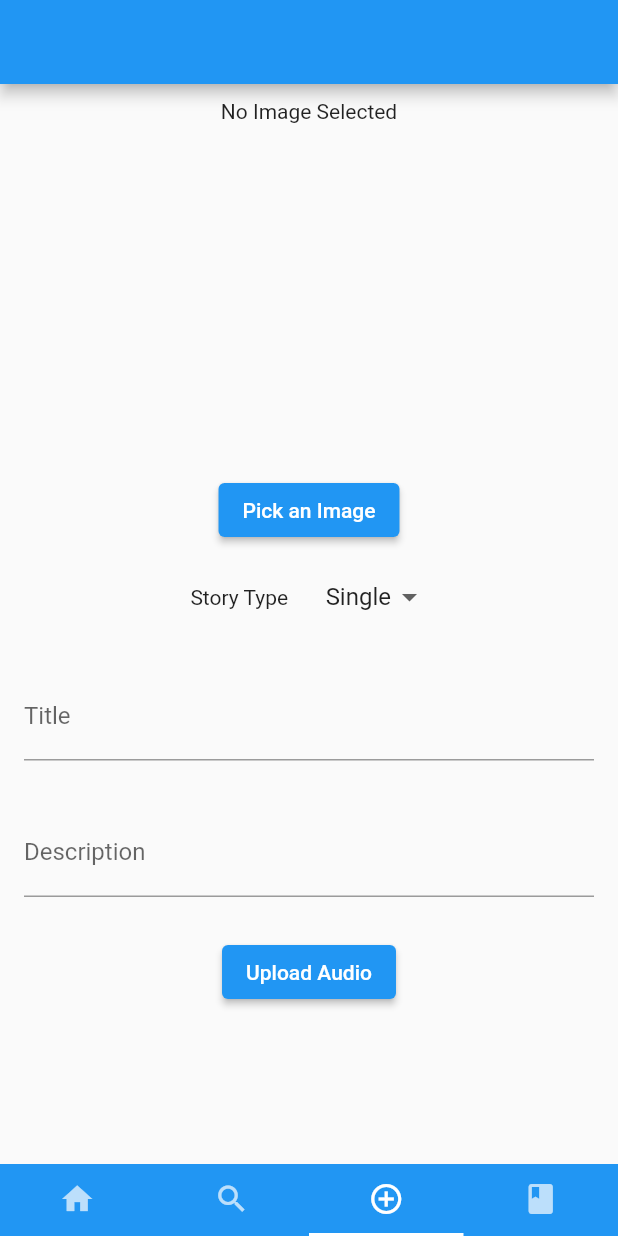
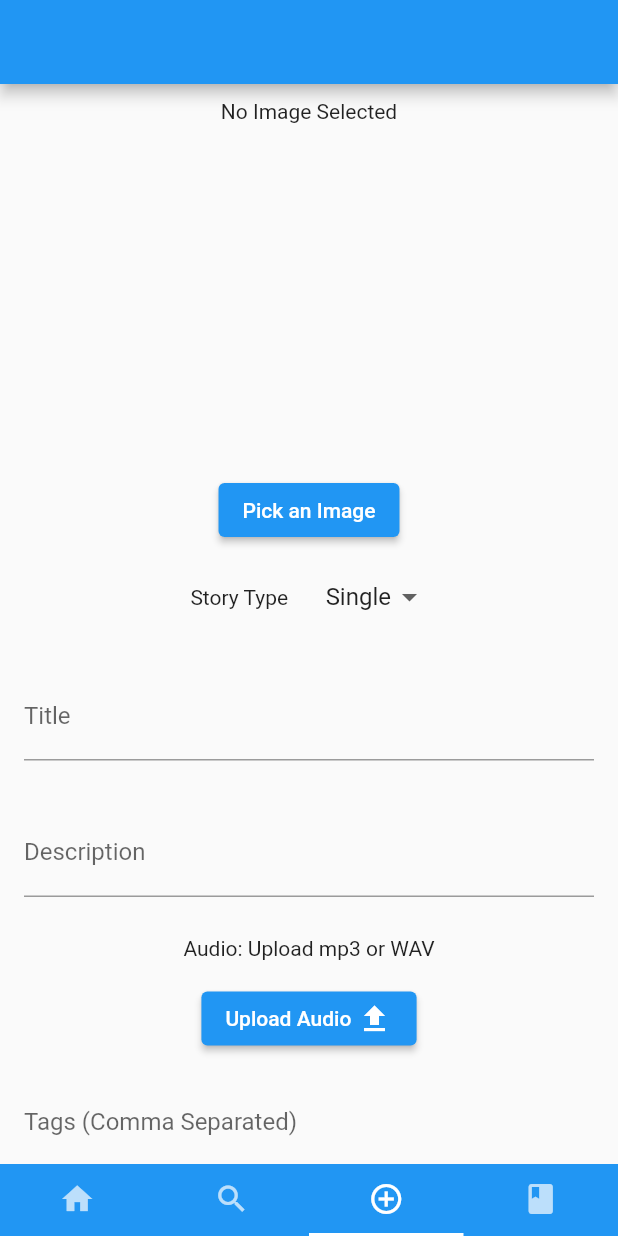
Before and after one commit to StorytellingApp/Audioasis, a Flutter app: the screen it shows once a user with an empty profile is signed in, item 3 of the bottom bar chosen, on a phone screen of 412 x 824 dp. Run offline on Flutter 3.47's test engine with Material 2 defaults, Android fonts, the phone set to English and light mode, and no system bars; our stand-ins replace audioplayers, cloud_firestore, email_validator, file_picker, firebase_auth, firebase_core and 1 more; accounts and stored records are empty.

Commit message:
Further updated upload page

```diff
--- a/lib/upload_pages.dart
+++ b/lib/upload_pages.dart
@@ -34,11 +34,13 @@ class _UploadTabPageState extends State<UploadTabPage> {
   final singleFormKey = GlobalKey<FormState>();
   final titleController = TextEditingController();
   final descriptionController = TextEditingController();
+  final tagController = TextEditingController();
 
   @override
   void dispose() {
     titleController.dispose();
     descriptionController.dispose();
+    tagController.dispose();
     super.dispose();
   }
 
@@ -82,7 +84,7 @@ class _UploadTabPageState extends State<UploadTabPage> {
             padding: const EdgeInsets.all(16),
             child: TextFormField(
               controller: descriptionController,
-              textInputAction: TextInputAction.next,
+              textInputAction: TextInputAction.done,
               decoration: const InputDecoration(labelText: 'Description'),
               autovalidateMode: AutovalidateMode.onUserInteraction,
               validator: (value) =>
@@ -92,20 +94,48 @@ class _UploadTabPageState extends State<UploadTabPage> {
           const SizedBox(
             height: 10,
           ),
+          const Text('Audio: Upload mp3 or WAV'),
+          const SizedBox(height: 15,),
           if (pickedAudio != null)
             Column(
               mainAxisAlignment: MainAxisAlignment.center,
-              children: [
+              children: const [
                 Text('Audio Chosen'),
                 SizedBox(
                   height: 10,
                 ),
               ],
             ),
+          Row(
+            children: [
+              const Spacer(flex: 1,),
+              ElevatedButton(
+                  onPressed: pickAudio,
+                  child: Row(
+                    children: const [
+                      Text('Upload Audio '),
+                      Icon(Icons.upload),
+                    ],
+                  )
+              ),
+              const Spacer(flex: 1,),
+            ],
+          ),
+          Container(
+            padding: const EdgeInsets.all(16),
+            child: TextFormField(
+              controller: tagController,
+              textInputAction: TextInputAction.done,
+              decoration: const InputDecoration(labelText: 'Tags (Comma Separated)'),
+              autovalidateMode: AutovalidateMode.onUserInteraction,
+              validator: (value) => value != null && value.isEmpty ? 'Enter Tags' : null,
+            ),
+          ),
+          const SizedBox(height: 15,),
           ElevatedButton(
-            onPressed: pickAudio,
-            child: const Text('Upload Audio'),
-          ),
+            onPressed: () => {},
+            child: const Text('Publish Story'),
+          )
         ],
       ),
     );
@@ -113,8 +143,8 @@ class _UploadTabPageState extends State<UploadTabPage> {
 
   Widget chapterStory() {
     return Column(
-      children: [
-        const Text('Series'),
+      children: const [
+        Text('Series'),
       ],
     );
   }
@@ -153,7 +183,7 @@ class _UploadTabPageState extends State<UploadTabPage> {
                 mainAxisAlignment: MainAxisAlignment.center,
                 children: [
                   const Text('Story Type'),
-                  SizedBox(
+                  const SizedBox(
                     width: 25,
                   ),
                   DropdownButton<String>(
--- a/pubspec.yaml
+++ b/pubspec.yaml
@@ -69,6 +69,7 @@ flutter:
   # To add assets to your application, add an assets section, like this:
   assets:
     - images/Classy-Logo-AO.jpg
+    - images/NoImageDefault.jpg
 
   #   - images/a_dot_ham.jpeg
 
```
Also changed, not shown: images/NoImageDefault.jpg (added), pubspec.lock.
